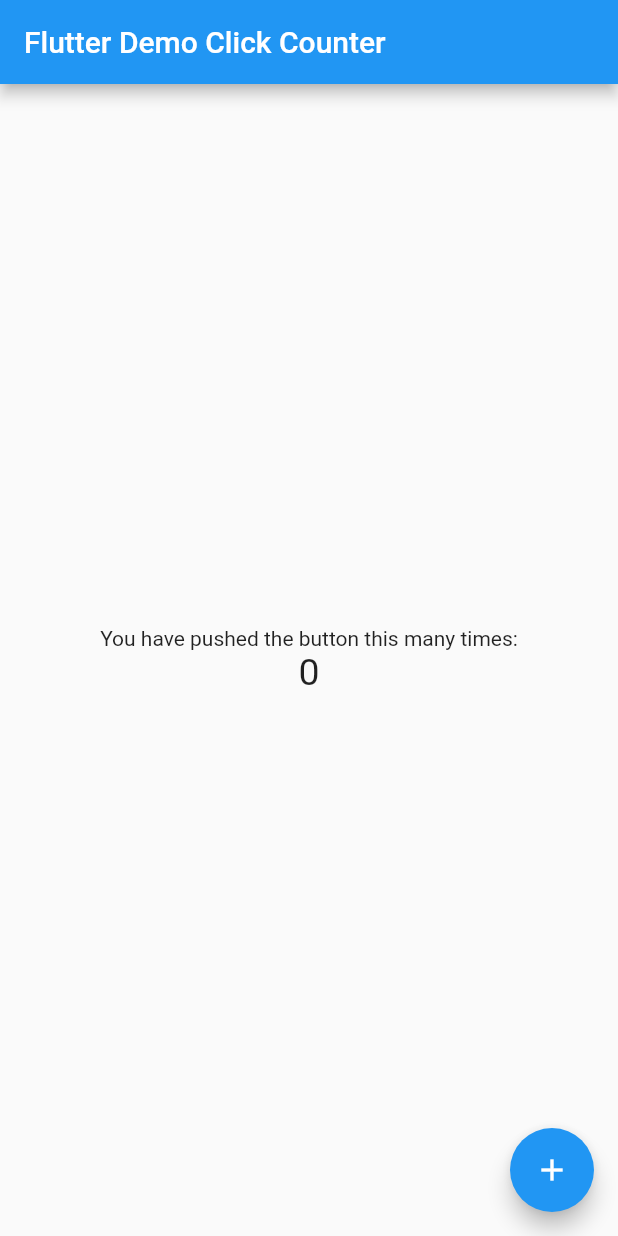
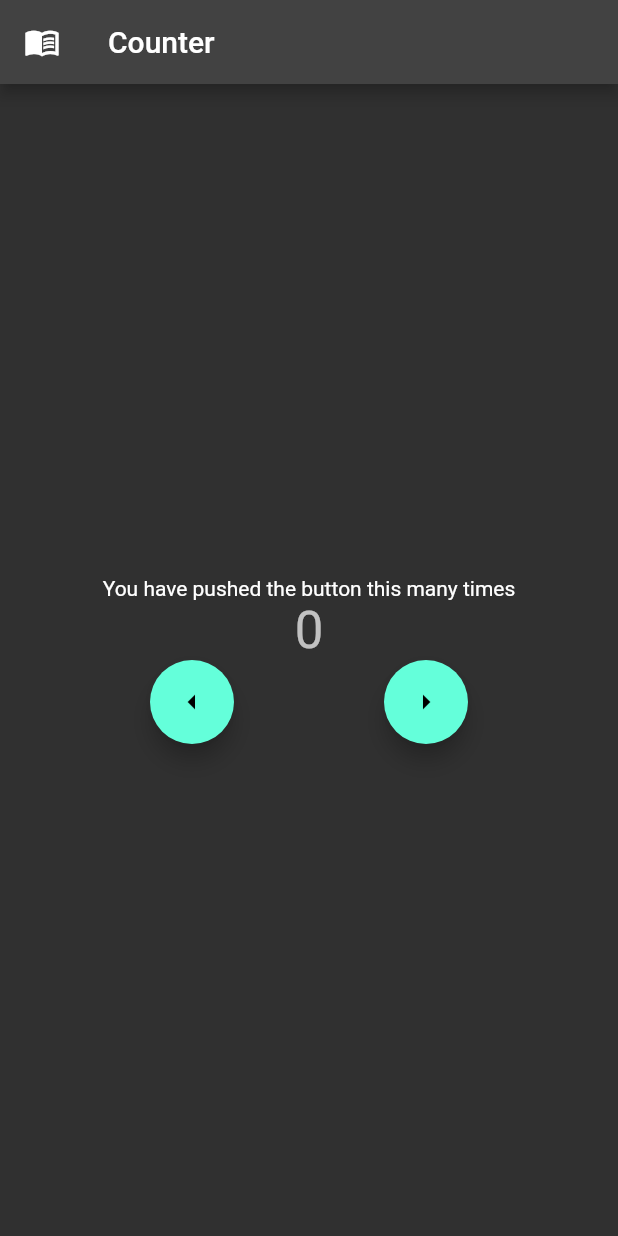
Before and after one commit to boomindat/state_mgment_flutter, a Flutter app: the screen it shows after launch, on a phone screen of 412 x 824 dp. Run offline on Flutter 3.47's test engine with Material 2 defaults, Android fonts, the phone set to English and light mode, and no system bars; our stand-ins replace bloc, equatable, flutter_bloc.

Commit message:
some work

```diff
--- /dev/null
+++ b/lib/cubit/counter_cubit.dart
@@ -0,0 +1,12 @@
+import 'package:equatable/equatable.dart';
+import 'package:bloc/bloc.dart';
+part "counter_state.dart";
+
+class CounterCubit extends Cubit<CounterState> {
+  CounterCubit() : super(CounterState(counterValue: 0, wasIncremented: false));
+
+  void increment() => emit(
+      CounterState(counterValue: state.counterValue + 1, wasIncremented: true));
+  void decrement() => emit(CounterState(
+      counterValue: state.counterValue - 1, wasIncremented: false));
+}
--- /dev/null
+++ b/lib/cubit/counter_state.dart
@@ -0,0 +1,11 @@
+part of 'counter_cubit.dart';
+
+class CounterState extends Equatable {
+  final int counterValue;
+  final bool wasIncremented;
+  CounterState({required this.counterValue, required this.wasIncremented});
+
+  @override
+  // TODO: implement props
+  List<Object?> get props => [counterValue, wasIncremented];
+}
--- a/lib/main.dart
+++ b/lib/main.dart
@@ -1,91 +1,144 @@
+import 'package:flutter/rendering.dart';
+import 'package:flutter_bloc/flutter_bloc.dart';
 import 'package:flutter/material.dart';
+import 'package:statemanagement/cubit/counter_cubit.dart';
 
-void main() => runApp(MyApp());
+void main() {
+  runApp(MyApp());
+}
 
 class MyApp extends StatelessWidget {
-  const MyApp({super.key});
-  static const String _title = 'Flutter Stateful Clicker Counter first app';
-  // This widget is the root of your application.
+  const MyApp({Key? key}) : super(key: key);
   @override
   Widget build(BuildContext context) {
-    return MaterialApp(
-      title: _title,
-      theme: ThemeData(
-        primarySwatch: Colors.blue,
-      ),
-      home: MyHomePage(),
-    );
+    return BlocProvider<CounterCubit>(
+        create: (context) => CounterCubit(),
+        child: MaterialApp(
+            debugShowCheckedModeBanner: false,
+            title: "Counter Cubit",
+            theme: ThemeData.dark(),
+            home: MyHome(title: "flutter demo home page".toUpperCase())));
   }
 }
 
-class MyHomePage extends StatefulWidget {
-  const MyHomePage({super.key});
-  // This widget is the home page of your application. It is stateful, meaning
-  // that it has a State object (defined below) that contains fields that affect
-  // how it looks.
-  // This class is the configuration for the state.
-  @override
-  _MyHomePageState createState() => _MyHomePageState();
+class MyHome extends StatefulWidget {
+  final String title;
+  const MyHome({Key? key, required this.title}) : super(key: key);
+  _MyHomeState createState() => _MyHomeState();
 }
 
-class _MyHomePageState extends State<MyHomePage> {
-  int _counter = 0;
-
-  void _incrementCounter() {
-    setState(() {
-      // This call to setState tells the Flutter framework that something has
-      // changed in this State, which causes it to rerun the build method below
-      // so that the display can reflect the updated values. If we changed
-      // _counter without calling setState(), then the build method would not be
-      // called again, and so nothing would appear to happen.
-      _counter++;
-    });
-  }
-
+class _MyHomeState extends State<MyHome> {
   @override
   Widget build(BuildContext context) {
-    // This method is rerun every time setState is called, for instance as done
-    // by the _incrementCounter method above.
-    //
-    // The Flutter framework has been optimized to make rerunning build methods
-    // fast, so that you can just rebuild anything that needs updating rather
-    // than having to individually change instances of widgets.
     return Scaffold(
       appBar: AppBar(
-        // Here we take the value from the MyHomePage object that was created by
-        // the App.build method, and use it to set our appbar title.
-        title: Text('Flutter Demo Click Counter'),
+        leading: Icon(Icons.menu_book_outlined),
+        title: Text("Counter"),
       ),
+      // body: BlocListener<CounterCubit, CounterState>(
+      //   listener: (context, state) {
+      //     if (state.wasIncremented) {
+      //       ScaffoldMessenger.of(context).showSnackBar(SnackBar(
+      //         content: Text("Incremented"),
+      //         duration: Duration(seconds: 2),
+      //       ));
+      //     } else {
+      //       ScaffoldMessenger.of(context).showSnackBar(SnackBar(
+      //         content: Text("Decremented"),
+      //         duration: Duration(seconds: 2),
+      //       ));
+      //     }
+      //   },
       body: Center(
-        // Center is a layout widget. It takes a single child and positions it
-        // in the middle of the parent.
-        child: Column(
-          // Column is also a layout widget. It takes a list of children and
-          // arranges them vertically. By default, it sizes itself to fit its
-          // children horizontally, and tries to be as tall as its parent.
-          //
-          // Column has various properties to control how it sizes itself and
-          // how it positions its children. Here we use mainAxisAlignment to
-          // center the children vertically; the main axis here is the vertical
-          // axis because Columns are vertical (the cross axis would be
-          // horizontal).
-          mainAxisAlignment: MainAxisAlignment.center,
-          children: <Widget>[
-            Text(
-              'You have pushed the button this many times:',
-            ),
-            Text(
-              '$_counter',
-              style: TextStyle(fontSize: 25),
-            ),
-          ],
-        ),
-      ),
-      floatingActionButton: FloatingActionButton(
-        onPressed: _incrementCounter,
-        tooltip: 'Increment',
-        child: Icon(Icons.add),
-      ),
+          child: Column(
+        mainAxisAlignment: MainAxisAlignment.center,
+        children: <Widget>[
+          Text("You have pushed the button this many times"),
+          BlocConsumer<CounterCubit, CounterState>(
+            listener: (context, state) {
+              if (state.wasIncremented) {
+                ScaffoldMessenger.of(context).showSnackBar(SnackBar(
+                  content: Text("Incremented"),
+                  duration: Duration(milliseconds: 200),
+                ));
+              } else {
+                ScaffoldMessenger.of(context).showSnackBar(SnackBar(
+                  content: Text("Decremented"),
+                  duration: Duration(milliseconds: 200),
+                ));
+              }
+            },
+            builder: (context, state) {
+              return Text(state.counterValue.toString(),
+                  style: Theme.of(context).textTheme.headline4);
+            },
+          ),
+          Row(
+            mainAxisAlignment: MainAxisAlignment.spaceEvenly,
+            children: <Widget>[
+              FloatingActionButton(
+                onPressed: () {
+                  BlocProvider.of<CounterCubit>(context).decrement();
+                  // context.bloc<CounterCubit>().decrement();
+                },
+                tooltip: "Decrement",
+                child: Icon(Icons.arrow_left),
+              ),
+              FloatingActionButton(
+                onPressed: () {
+                  BlocProvider.of<CounterCubit>(context).increment();
+                },
+                tooltip: "Increment",
+                child: Icon(Icons.arrow_right),
+              ),
+            ],
+          )
+        ],
+      )),
     );
+    ;
   }
 }
+
+// abstract class CounterEvent {}
+
+// class Increment extends CounterEvent {}
+
+// class Decrement extends CounterEvent {}
+
+// class CounterBloc extends Bloc<CounterEvent, int> {
+//   CounterBloc() : super(0) {
+//     on<Increment>((event, emit) => emit(state + 1));
+//     on<Decrement>((event, emit) => emit(state - 1));
+//   }
+// }
+
+// Future<void> main(List<String> args) async {
+//   final bloc = CounterBloc();
+
+//   final streamSubscription = bloc.stream.listen(print);
+//   bloc.add(Increment());
+//   bloc.add(Increment());
+//   bloc.add(Increment());
+//   bloc.add(Increment());
+//   bloc.add(Decrement());
+//   bloc.add(Increment());
+//   await Future.delayed(Duration(seconds: 2));
+//   await streamSubscription.cancel();
+//   await bloc.close();
+// }
+// class CounterCubit extends Cubit<int> {
+//   CounterCubit() : super(0);
+//   void increment() => emit(state + 1);
+//   void decrement() => emit(state - 1);
+// }
+
+// void main(List<String> args) {
+//   final cubit = CounterCubit();
+//   print(cubit.state);
+//   cubit.increment();
+//   print(cubit.state);
+//   cubit.increment();
+//   print(cubit.state);
+//   cubit.increment();
+// }
--- a/pubspec.yaml
+++ b/pubspec.yaml
@@ -19,6 +19,12 @@ environment:
 dependencies:
   flutter:
     sdk: flutter
+  bloc: ^8.1.1
+  flutter_bloc: ^8.1.2
+  test: ^1.21.4
+  bloc_test: ^9.1.1
+  equatable: ^2.0.5
+  bdd_widget_test: ^1.4.3
 
 dev_dependencies:
   flutter_test:
```
Also changed, not shown: 1 other file.
